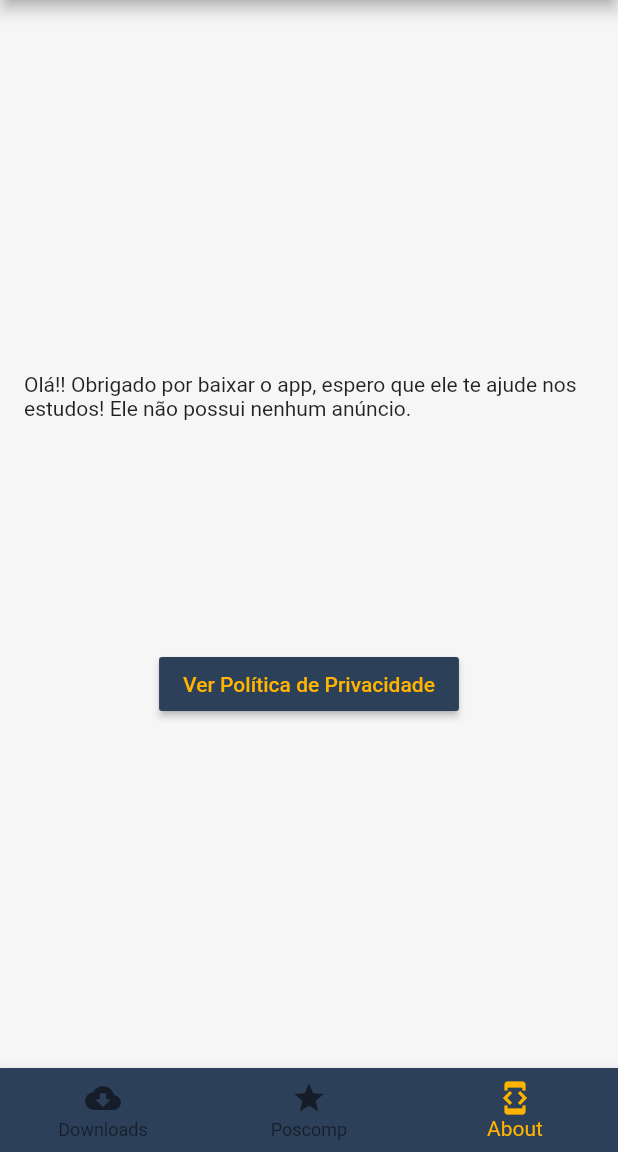
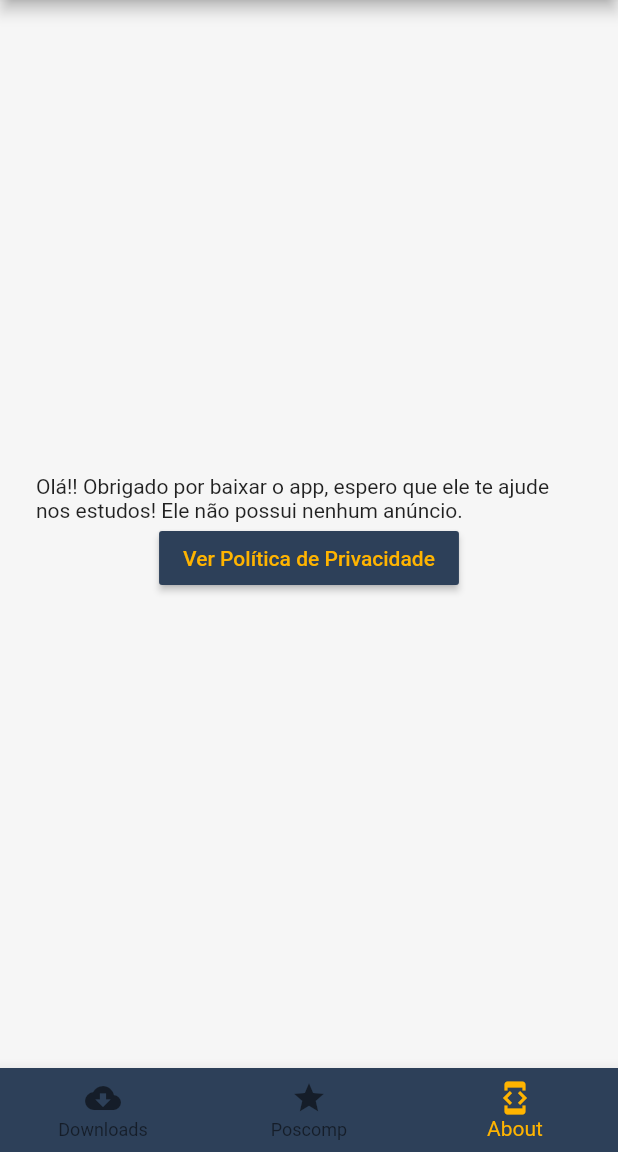
Before and after one commit to f2acode/computeiro, a Flutter app: the screen it shows after launch, item 3 of the bottom bar chosen, on a phone screen of 412 x 824 dp, the part 84-1236 px from its top. Run offline on Flutter 3.47's test engine with Material 2 defaults, Android fonts, the phone set to English and light mode, and no system bars; our stand-ins replace permission_handler; missing offline and left inert: flutter_downloader, flutter_tex; key blocks and very long unbroken strings in the code were emptied for the run.

Commit message:
update packages

```diff
--- a/lib/components/organisms/AnswerDialog/index.dart
+++ b/lib/components/organisms/AnswerDialog/index.dart
@@ -51,8 +51,8 @@ class _AnswerDialogState extends State<AnswerDialog> {
     }
 
     return AlertDialog(
-      title: Center(
-        child: const Text(
+      title: const Center(
+        child: Text(
           'Selecione uma alternativa',
           style: TextStyle(fontSize: 16),
         ),
--- a/lib/components/organisms/Question/index.dart
+++ b/lib/components/organisms/Question/index.dart
@@ -90,7 +90,11 @@ class Question extends StatelessWidget {
         height: height,
         child: TeXView(
           key: Key(questionText),
-          teXHTML: questionText,
+          child: TeXViewColumn(
+            children: <TeXViewDocument>[
+              TeXViewDocument(questionText),
+            ],
+          ),
         ),
       ),
     );
--- a/lib/components/organisms/SwipedModal/index.dart
+++ b/lib/components/organisms/SwipedModal/index.dart
@@ -18,7 +18,7 @@ class SwipedModal extends StatelessWidget {
             child: Text(
               title,
               textAlign: TextAlign.left,
-              style: TextStyle(fontSize: 20, color: Colors.white),
+              style: const TextStyle(fontSize: 20, color: Colors.white),
             ),
           ),
         ]..addAll(widgets),
--- a/lib/components/pages/About/index.dart
+++ b/lib/components/pages/About/index.dart
@@ -1,5 +1,4 @@
 import 'package:flutter/material.dart';
-import 'package:flutter_markdown/flutter_markdown.dart';
 import 'package:url_launcher/url_launcher.dart';
 
 class About extends StatefulWidget {
@@ -20,25 +19,21 @@ class _AboutState extends State<About> {
 
   @override
   Widget build(BuildContext context) {
-    return Column(
+    return Container(
+      padding: EdgeInsets.all(24),
+      child: Column(
         mainAxisSize: MainAxisSize.max,
         mainAxisAlignment: MainAxisAlignment.center,
         children: <Widget>[
-        Container(
-          height: 200,
-          width: double.infinity,
-          child: const Markdown(
-            data: '''
-            Olá!! Obrigado por baixar o app, espero que ele te ajude nos estudos!
-            Ele não possui nenhum anúncio.
-            ''',
-          ),
+          const Text(
+            'Olá!! Obrigado por baixar o app, espero que ele te ajude nos estudos! Ele não possui nenhum anúncio.',
           ),
           RaisedButton(
             onPressed: _launchURL,
             child: const Text('Ver Política de Privacidade'),
           ),
         ],
+      ),
     );
   }
 }
--- a/lib/components/pages/BottomNavigation/index.dart
+++ b/lib/components/pages/BottomNavigation/index.dart
@@ -34,21 +34,15 @@ class BottomNavigator extends StatelessWidget {
             items: const <BottomNavigationBarItem>[
               BottomNavigationBarItem(
                 icon: Icon(Icons.cloud_download),
-                title: Text(
-                  'Downloads',
-                  key: Key('download_tab'),
-                ),
+                label: 'Downloads',
               ),
               BottomNavigationBarItem(
                 icon: Icon(Icons.grade),
-                title: Text(
-                  'Poscomp',
-                  key: Key('poscomp_tab'),
-                ),
+                label: 'Poscomp',
               ),
               BottomNavigationBarItem(
                 icon: Icon(Icons.developer_mode),
-                title: Text('About'),
+                label: 'About',
               ),
             ],
             currentIndex: vm.bottomNavIndex,
--- a/lib/components/pages/Exam/view_model.dart
+++ b/lib/components/pages/Exam/view_model.dart
@@ -3,7 +3,7 @@ import 'package:scoped_model/scoped_model.dart';
 import 'package:computeiro/scoped_model/app_state.dart';
 import 'package:computeiro/core/models/index.dart';
 
-class ViewModel {
+class ViewModel extends Model {
   ViewModel(BuildContext context) {
     final AppState appState = ScopedModel.of<AppState>(
       context,
--- a/lib/core/style/app_theme.dart
+++ b/lib/core/style/app_theme.dart
@@ -15,10 +15,10 @@ class AppTheme {
         textTheme: ButtonTextTheme.accent,
       ),
       textTheme: const TextTheme(
-        title: TextStyle(
+        headline6: TextStyle(
           fontSize: 24.0,
         ),
-        body1: TextStyle(),
+        bodyText2: TextStyle(),
       ),
     );
   }
```
Also changed, not shown: lib/components/pages/DownloadsView/index.dart (+6 -14 lines), lib/components/pages/FinishExamOverview/index.dart (+4 -4 lines), pubspec.yaml (+11 -12 lines), 9 other files. Lines whose indentation alone changed are shown as unchanged.
